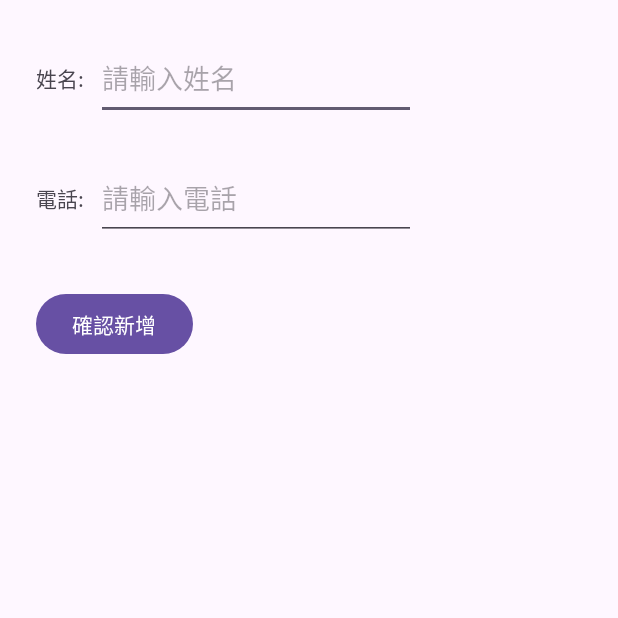
After one commit to rgmmmt4r/android_practice, an Android app: the SecActivity screen opened directly, with no data from a screen before it, on a phone screen of 412 x 824 dp, the top half of it. The commit adds this screen. Run offline under Robolectric (Android 15) with nearby library versions, the phone set to English and light mode, and no system bars.

Commit message:
xml for contact

```diff
--- a/Contact/app/src/main/AndroidManifest.xml
+++ b/Contact/app/src/main/AndroidManifest.xml
@@ -13,6 +13,12 @@
         android:theme="@style/Theme.Contact"
         tools:targetApi="31">
         <activity
+            android:name=".SecActivity"
+            android:exported="false" />
+        <activity
+            android:name=".activity_sec"
+            android:exported="false" />
+        <activity
             android:name=".MainActivity"
             android:exported="true">
             <intent-filter>
--- /dev/null
+++ b/Contact/app/src/main/java/com/example/contact/SecActivity.kt
@@ -0,0 +1,20 @@
+package com.example.contact
+
+import android.os.Bundle
+import androidx.activity.enableEdgeToEdge
+import androidx.appcompat.app.AppCompatActivity
+import androidx.core.view.ViewCompat
+import androidx.core.view.WindowInsetsCompat
+
+class SecActivity : AppCompatActivity() {
+    override fun onCreate(savedInstanceState: Bundle?) {
+        super.onCreate(savedInstanceState)
+        enableEdgeToEdge()
+        setContentView(R.layout.activity_sec)
+        ViewCompat.setOnApplyWindowInsetsListener(findViewById(R.id.main)) { v, insets ->
+            val systemBars = insets.getInsets(WindowInsetsCompat.Type.systemBars())
+            v.setPadding(systemBars.left, systemBars.top, systemBars.right, systemBars.bottom)
+            insets
+        }
+    }
+}
--- /dev/null
+++ b/Contact/app/src/main/res/layout/activity_sec.xml
@@ -0,0 +1,67 @@
+<?xml version="1.0" encoding="utf-8"?>
+<androidx.constraintlayout.widget.ConstraintLayout xmlns:android="http://schemas.android.com/apk/res/android"
+    xmlns:app="http://schemas.android.com/apk/res-auto"
+    xmlns:tools="http://schemas.android.com/tools"
+    android:id="@+id/main"
+    android:layout_width="match_parent"
+    android:layout_height="match_parent"
+    tools:context=".SecActivity">
+
+    <TextView
+        android:id="@+id/tvName"
+        android:layout_width="wrap_content"
+        android:layout_height="wrap_content"
+        android:layout_marginStart="24dp"
+        android:text="姓名:"
+        app:layout_constraintBottom_toBottomOf="@+id/edName"
+        app:layout_constraintStart_toStartOf="parent"
+        app:layout_constraintTop_toTopOf="@+id/edName"
+        />
+
+    <EditText
+        android:id="@+id/edName"
+        android:layout_width="wrap_content"
+        android:layout_height="56dp"
+        android:layout_marginStart="8dp"
+        android:layout_marginTop="24dp"
+        android:ems="10"
+        android:hint="請輸入姓名"
+        android:inputType="textPersonName"
+        app:layout_constraintStart_toEndOf="@+id/tvName"
+        app:layout_constraintTop_toTopOf="parent"
+        />
+
+    <TextView
+        android:id="@+id/tvPhone"
+        android:layout_width="wrap_content"
+        android:layout_height="wrap_content"
+        android:text="電話:"
+        android:inputType="textPersonName"
+        app:layout_constraintBottom_toBottomOf="@+id/edPhone"
+        app:layout_constraintStart_toStartOf="@+id/tvName"
+        app:layout_constraintTop_toTopOf="@+id/edPhone"/>
+
+    <EditText
+        android:id="@+id/edPhone"
+        android:layout_width="wrap_content"
+        android:layout_height="56dp"
+        android:layout_marginStart="8dp"
+        android:layout_marginTop="24dp"
+        android:ems="10"
+        android:inputType="phone"
+        android:hint="請輸入電話"
+        app:layout_constraintStart_toEndOf="@+id/tvPhone"
+        app:layout_constraintTop_toBottomOf="@+id/edName"
+        />
+
+    <Button
+        android:id="@+id/btnSend"
+        android:layout_width="wrap_content"
+        android:layout_height="wrap_content"
+        android:layout_marginTop="32dp"
+        android:text="確認新增"
+        app:layout_constraintStart_toStartOf="@+id/tvPhone"
+        app:layout_constraintTop_toBottomOf="@+id/edPhone"
+    />
+
+</androidx.constraintlayout.widget.ConstraintLayout>
```
Also changed, not shown: Contact/app/src/main/res/layout/activity_main.xml (+49 -10 lines).
